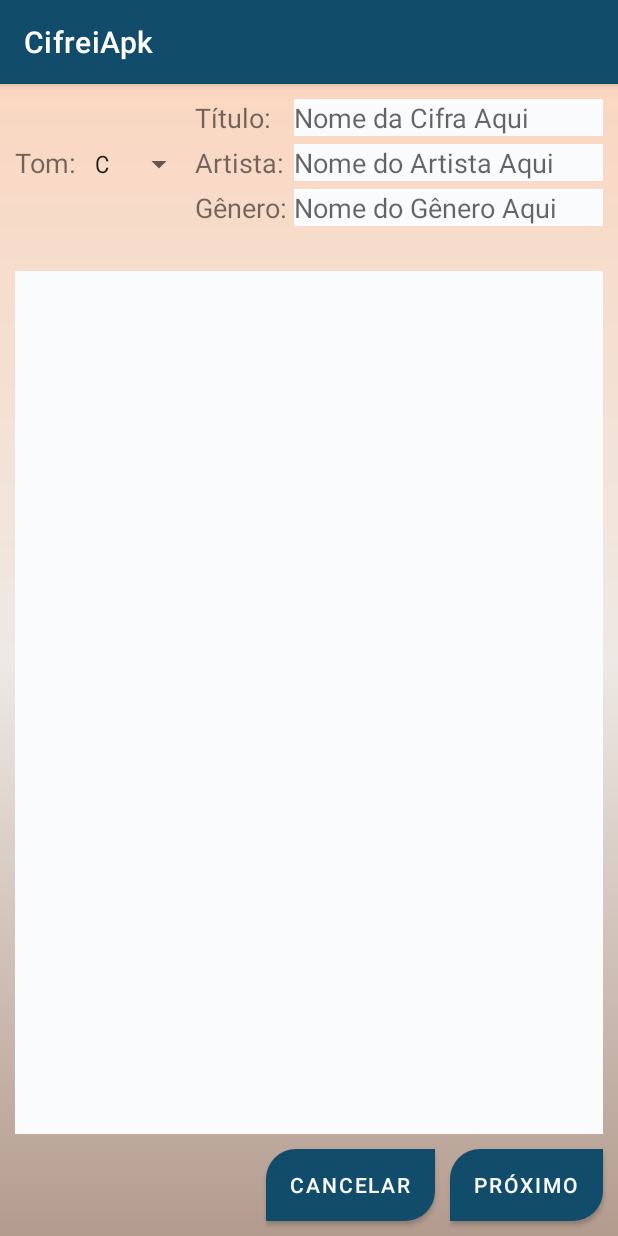
After one commit to lecs01/CifreiApk, an Android app: the CreateOne screen opened directly, with no data from a screen before it, on a phone screen of 412 x 824 dp. The commit adds this screen. Run offline under Robolectric (Android 15) with nearby library versions, the phone set to English and light mode, and no system bars.

Commit message:
Criacao da Classe CreateOne e do layout create_one.xml: implementacao da intent no botao 'Criar' na Classe MainActivity, do spinner para escolha de escala(tom) na classe CreateOne

```diff
--- a/app/src/main/AndroidManifest.xml
+++ b/app/src/main/AndroidManifest.xml
@@ -16,6 +16,7 @@
                 <category android:name="android.intent.category.LAUNCHER" />
             </intent-filter>
         </activity>
+        <activity android:name=".CreateOne"/>
     </application>
 
 </manifest>
--- /dev/null
+++ b/app/src/main/java/com/example/cifreiapk/CreateOne.kt
@@ -0,0 +1,36 @@
+package com.example.cifreiapk
+
+import android.app.Activity
+import android.os.Bundle
+import android.view.View
+import android.widget.AdapterView
+import android.widget.ArrayAdapter
+import android.widget.Spinner
+import androidx.appcompat.app.AppCompatActivity
+
+class CreateOne : AppCompatActivity() {
+    override fun onCreate(savedInstanceState: Bundle?) {
+        super.onCreate(savedInstanceState)
+        setContentView(R.layout.create_one)
+
+        val spinner: Spinner = findViewById(R.id.spinner)
+        ArrayAdapter.createFromResource(
+            this,
+            R.array.tom,
+            android.R.layout.simple_spinner_item
+        ).also { adapter ->
+            adapter.setDropDownViewResource(android.R.layout.simple_spinner_dropdown_item)
+            spinner.adapter = adapter
+        }
+    }
+}
+
+class SpinnerActivity : Activity(), AdapterView.OnItemSelectedListener {
+    override fun onItemSelected(p0: AdapterView<*>?, p1: View?, p2: Int, p3: Long) {
+        TODO("Not yet implemented")
+    }
+
+    override fun onNothingSelected(p0: AdapterView<*>?) {
+        TODO("Not yet implemented")
+    }
+}
--- a/app/src/main/java/com/example/cifreiapk/MainActivity.kt
+++ b/app/src/main/java/com/example/cifreiapk/MainActivity.kt
@@ -1,11 +1,18 @@
 package com.example.cifreiapk
 
+import android.content.Intent
 import androidx.appcompat.app.AppCompatActivity
 import android.os.Bundle
+import android.view.View
 
 class MainActivity : AppCompatActivity() {
     override fun onCreate(savedInstanceState: Bundle?) {
         super.onCreate(savedInstanceState)
         setContentView(R.layout.activity_main)
     }
+
+    fun criarCifra(view: View) {
+        val intent = Intent(this, CreateOne::class.java)
+        startActivity(intent)
+    }
 }
--- a/app/src/main/res/layout/activity_main.xml
+++ b/app/src/main/res/layout/activity_main.xml
@@ -85,6 +85,7 @@
         android:layout_marginEnd="10dp"
         android:layout_marginBottom="10dp"
         android:background="@drawable/button_orange"
+        android:onClick="criarCifra"
         android:text="Criar"
         app:layout_constraintBottom_toBottomOf="parent"
         app:layout_constraintEnd_toEndOf="parent" />
--- /dev/null
+++ b/app/src/main/res/layout/create_one.xml
@@ -0,0 +1,139 @@
+<?xml version="1.0" encoding="utf-8"?>
+<androidx.constraintlayout.widget.ConstraintLayout xmlns:android="http://schemas.android.com/apk/res/android"
+    xmlns:app="http://schemas.android.com/apk/res-auto"
+    android:layout_width="match_parent"
+    android:layout_height="match_parent"
+    android:background="@drawable/background">
+
+    <TableLayout
+        android:id="@+id/tableLayout"
+        android:layout_width="match_parent"
+        android:layout_height="wrap_content"
+        android:padding="10dp"
+        app:layout_constraintTop_toTopOf="parent">
+
+        <TableRow
+            android:layout_width="match_parent"
+            android:layout_height="match_parent">
+
+            <TextView
+                android:id="@+id/textView4"
+                android:layout_width="wrap_content"
+                android:layout_height="wrap_content"
+                android:layout_column="2"
+                android:text="Título:"
+                android:textSize="18sp" />
+
+            <EditText
+                android:id="@+id/tituloCifra"
+                android:layout_width="wrap_content"
+                android:layout_height="wrap_content"
+                android:background="@color/primaryText"
+                android:ems="10"
+                android:gravity="start|top"
+                android:hint="Nome da Cifra Aqui"
+                android:inputType="textMultiLine" />
+        </TableRow>
+
+        <TableRow
+            android:layout_width="match_parent"
+            android:layout_height="match_parent"
+            android:layout_marginTop="5dp"
+            android:layout_marginBottom="5dp">
+
+            <TextView
+                android:id="@+id/textView6"
+                android:layout_width="wrap_content"
+                android:layout_height="wrap_content"
+                android:text="Tom: "
+                android:textSize="18sp" />
+
+            <Spinner
+                android:id="@+id/spinner"
+                android:layout_width="match_parent"
+                android:layout_height="wrap_content"
+                android:layout_column="1"
+                android:popupBackground="@drawable/background"
+                android:spinnerMode="dropdown" />
+
+            <TextView
+                android:id="@+id/textView3"
+                android:layout_width="wrap_content"
+                android:layout_height="wrap_content"
+                android:layout_column="2"
+                android:text="Artista: "
+                android:textSize="18sp" />
+
+            <EditText
+                android:id="@+id/artistaCifra"
+                android:layout_width="wrap_content"
+                android:layout_height="wrap_content"
+                android:background="@color/primaryText"
+                android:ems="10"
+                android:gravity="start|top"
+                android:hint="Nome do Artista Aqui"
+                android:inputType="textMultiLine" />
+        </TableRow>
+
+        <TableRow
+            android:layout_width="match_parent"
+            android:layout_height="match_parent">
+
+            <TextView
+                android:id="@+id/textView5"
+                android:layout_width="wrap_content"
+                android:layout_height="wrap_content"
+                android:layout_column="2"
+                android:text="Gênero: "
+                android:textSize="18sp" />
+
+            <EditText
+                android:id="@+id/generoCifra"
+                android:layout_width="wrap_content"
+                android:layout_height="wrap_content"
+                android:background="@color/primaryText"
+                android:ems="10"
+                android:gravity="start|top"
+                android:hint="Nome do Gênero Aqui"
+                android:inputType="textMultiLine" />
+        </TableRow>
+
+    </TableLayout>
+
+    <EditText
+        android:id="@+id/letraMusica"
+        android:layout_width="0dp"
+        android:layout_height="0dp"
+        android:layout_marginStart="10dp"
+        android:layout_marginTop="20dp"
+        android:layout_marginEnd="10dp"
+        android:layout_marginBottom="10dp"
+        android:background="@color/primaryText"
+        android:ems="10"
+        android:gravity="start|top"
+        android:inputType="textMultiLine"
+        app:layout_constraintBottom_toTopOf="@+id/next"
+        app:layout_constraintEnd_toEndOf="parent"
+        app:layout_constraintStart_toStartOf="parent"
+        app:layout_constraintTop_toBottomOf="@+id/tableLayout" />
+
+    <Button
+        android:id="@+id/next"
+        android:layout_width="wrap_content"
+        android:layout_height="wrap_content"
+        android:layout_margin="10dp"
+        android:background="@drawable/button_orange"
+        android:text="Próximo"
+        app:layout_constraintBottom_toBottomOf="parent"
+        app:layout_constraintEnd_toEndOf="parent" />
+
+    <Button
+        android:id="@+id/cancel"
+        android:layout_width="wrap_content"
+        android:layout_height="wrap_content"
+        android:layout_margin="10dp"
+        android:background="@drawable/button_orange"
+        android:text="Cancelar"
+        app:layout_constraintBottom_toBottomOf="parent"
+        app:layout_constraintEnd_toStartOf="@+id/next" />
+</androidx.constraintlayout.widget.ConstraintLayout>
--- a/app/src/main/res/values/strings.xml
+++ b/app/src/main/res/values/strings.xml
@@ -1,3 +1,18 @@
 <resources>
     <string name="app_name">CifreiApk</string>
+
+    <string-array name="tom">
+        <item>C</item>
+        <item>C#</item>
+        <item>D</item>
+        <item>D#</item>
+        <item>E</item>
+        <item>F</item>
+        <item>F#</item>
+        <item>G</item>
+        <item>G#</item>
+        <item>A</item>
+        <item>A#</item>
+        <item>B</item>
+    </string-array>
 </resources>
```
